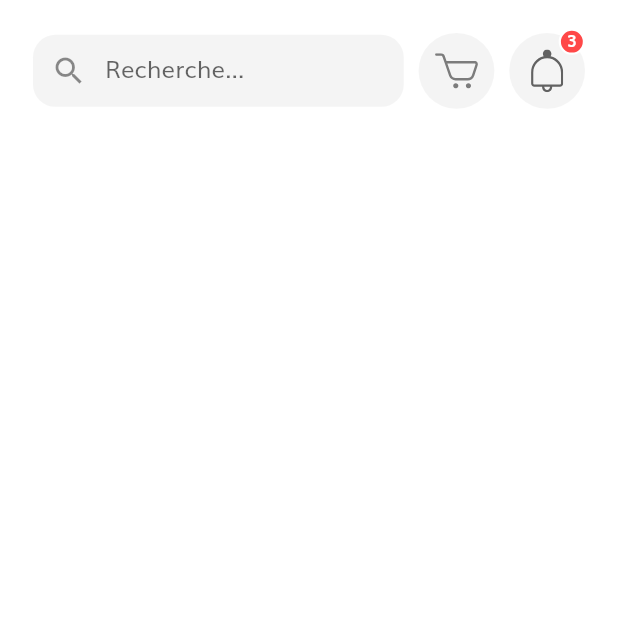
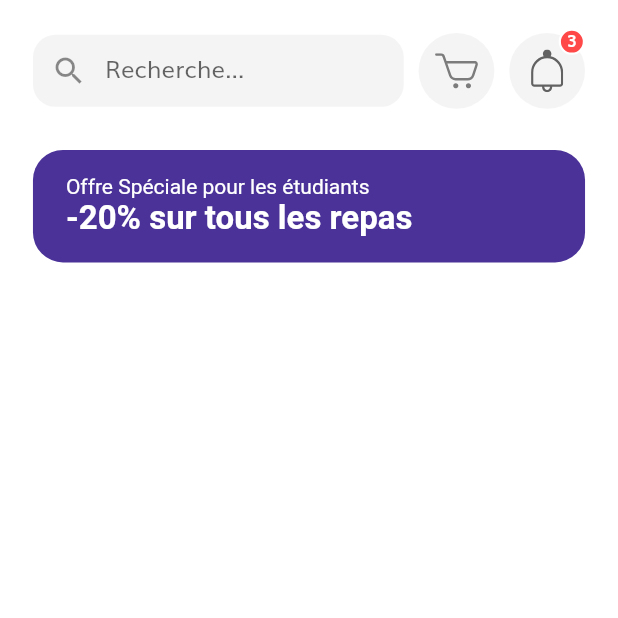
Before and after one commit to AyariAhmed/FoodiMap, a Flutter app: the HomeScreen screen opened by its route, on a phone screen of 412 x 824 dp, the top half of it. Run offline on Flutter 3.47's test engine with Material 2 defaults, Android fonts, the phone set to English and light mode, and no system bars; our stand-ins replace flutter_svg.

Commit message:
discount banner

```diff
--- a/lib/screens/home/components/body.dart
+++ b/lib/screens/home/components/body.dart
@@ -1,8 +1,8 @@
 import 'package:flutter/material.dart';
-import 'package:foodimap_flutter/screens/home/components/search_field.dart';
 import 'package:foodimap_flutter/size_config.dart';
+import 'discount_banner.dart';
+import 'home_header.dart';
 
-import 'icon_btn_with_counter.dart';
 
 class Body extends StatelessWidget {
   const Body({Key key}) : super(key: key);
@@ -13,35 +13,23 @@ class Body extends StatelessWidget {
         child: SingleChildScrollView(
       child: Column(
         children: [
-          SizedBox(
-            height: getProportionateScreenWidth(20),
-          ),
-          Padding(
-            padding: EdgeInsets.symmetric(
-                horizontal: getProportionateScreenWidth(20)),
-            child: Row(
-              mainAxisAlignment: MainAxisAlignment.spaceBetween,
-              children: [
-                SearchField(),
-                IconButtonWithCounter(
-                  SvgSrc: "assets/icons/Cart Icon.svg",
-                  count: 0,
-                  press: () {
-                    // To Implement
-                  },
-                ),
-                IconButtonWithCounter(
-                  SvgSrc: "assets/icons/Bell.svg",
-                  count: 3,
-                  press: () {
-                    // To Implement
-                  },
-                )
-              ],
-            ),
-          )
+          SizedBox(height: getProportionateScreenWidth(20),),
+          HomeHeader(),
+          SizedBox(height: getProportionateScreenWidth(25),),
+          DiscountBanner(),
+          SizedBox(height: getProportionateScreenWidth(20),),
+
         ],
       ),
     ));
   }
 }
+
+class Categories extends StatelessWidget {
+  const Categories({Key key}) : super(key: key);
+
+  @override
+  Widget build(BuildContext context) {
+    return Container();
+  }
+}
--- /dev/null
+++ b/lib/screens/home/components/discount_banner.dart
@@ -0,0 +1,40 @@
+import 'package:flutter/material.dart';
+
+import '../../../size_config.dart';
+
+class DiscountBanner extends StatelessWidget {
+  const DiscountBanner({
+    Key key,
+  }) : super(key: key);
+
+  @override
+  Widget build(BuildContext context) {
+    return Container(
+      margin: EdgeInsets.symmetric(
+          horizontal: getProportionateScreenWidth(20)
+      ),
+      padding: EdgeInsets.symmetric(
+          horizontal: getProportionateScreenWidth(20),
+          vertical: getProportionateScreenWidth(15)
+      ),
+      width: double.infinity,
+      // height: 90,
+      decoration: BoxDecoration(
+          color: Color(0xFF4A3298),
+          borderRadius: BorderRadius.circular(20)
+      ),
+      child: Text.rich(
+          TextSpan(
+              text: "Offre Spéciale pour les étudiants\n",
+              style: TextStyle(color: Colors.white),
+              children: [
+                TextSpan(
+                    text : "-20% sur tous les repas",
+                    style: TextStyle(fontSize: 22,fontWeight: FontWeight.bold)
+                )
+              ]
+          )
+      ),
+    );
+  }
+}
--- /dev/null
+++ b/lib/screens/home/components/home_header.dart
@@ -0,0 +1,39 @@
+import 'package:flutter/material.dart';
+import 'package:foodimap_flutter/screens/home/components/search_field.dart';
+
+import '../../../size_config.dart';
+import 'icon_btn_with_counter.dart';
+
+class HomeHeader extends StatelessWidget {
+  const HomeHeader({
+    Key key,
+  }) : super(key: key);
+
+  @override
+  Widget build(BuildContext context) {
+    return Padding(
+      padding: EdgeInsets.symmetric(
+          horizontal: getProportionateScreenWidth(20)),
+      child: Row(
+        mainAxisAlignment: MainAxisAlignment.spaceBetween,
+        children: [
+          SearchField(),
+          IconButtonWithCounter(
+            SvgSrc: "assets/icons/Cart Icon.svg",
+            count: 0,
+            press: () {
+              // To Implement
+            },
+          ),
+          IconButtonWithCounter(
+            SvgSrc: "assets/icons/Bell.svg",
+            count: 3,
+            press: () {
+              // To Implement
+            },
+          )
+        ],
+      ),
+    );
+  }
+}
```
